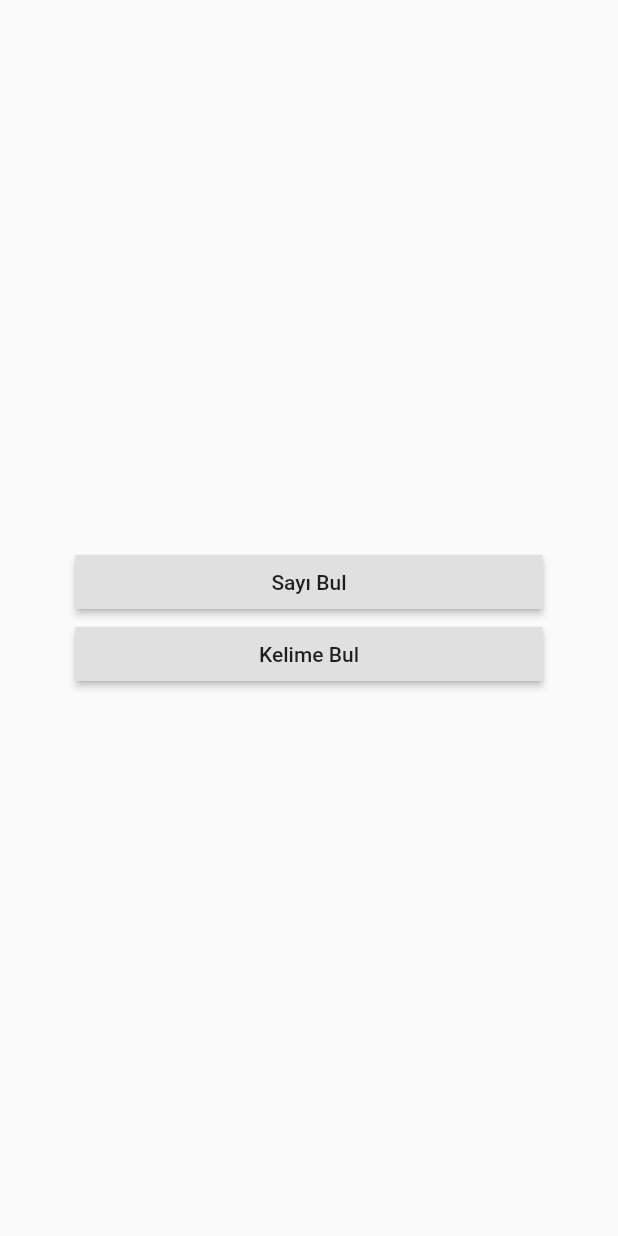
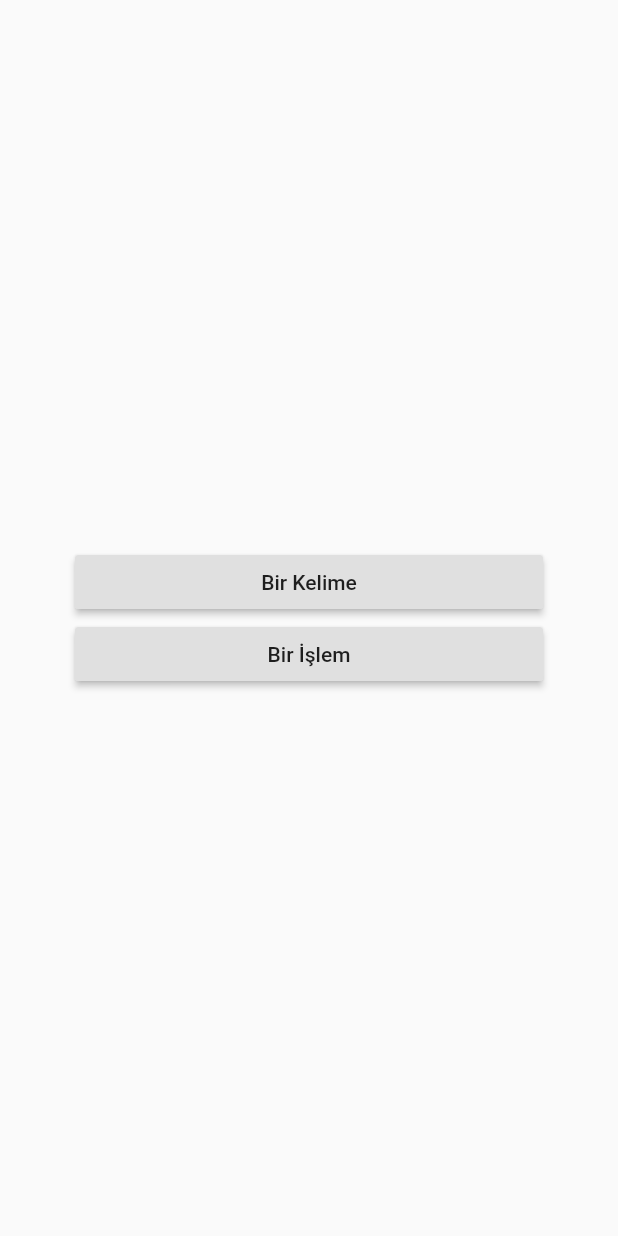
Before and after one commit to bahaby/find_the_number, a Flutter app: the screen it shows after launch, on a phone screen of 412 x 824 dp. Run offline on Flutter 3.47's test engine with Material 2 defaults, Android fonts, the phone set to English and light mode, and no system bars.

Commit message:
Home page düzeltildi

```diff
--- a/lib/pages/home_page.dart
+++ b/lib/pages/home_page.dart
@@ -15,15 +15,15 @@ class HomePage extends StatelessWidget {
             crossAxisAlignment: CrossAxisAlignment.stretch,
             children: <Widget>[
               RaisedButton(
-                child: Text('Sayı Bul'),
+                child: Text('Bir Kelime'),
                 onPressed: () {
-                  Navigator.of(context).pushNamed(NumberGamePage.routeName);
+                  Navigator.of(context).pushNamed(WordGamePage.routeName);
                 },
               ),
               RaisedButton(
-                child: Text('Kelime Bul'),
+                child: Text('Bir İşlem'),
                 onPressed: () {
-                  Navigator.of(context).pushNamed(WordGamePage.routeName);
+                  Navigator.of(context).pushNamed(NumberGamePage.routeName);
                 },
               ),
             ],
```
